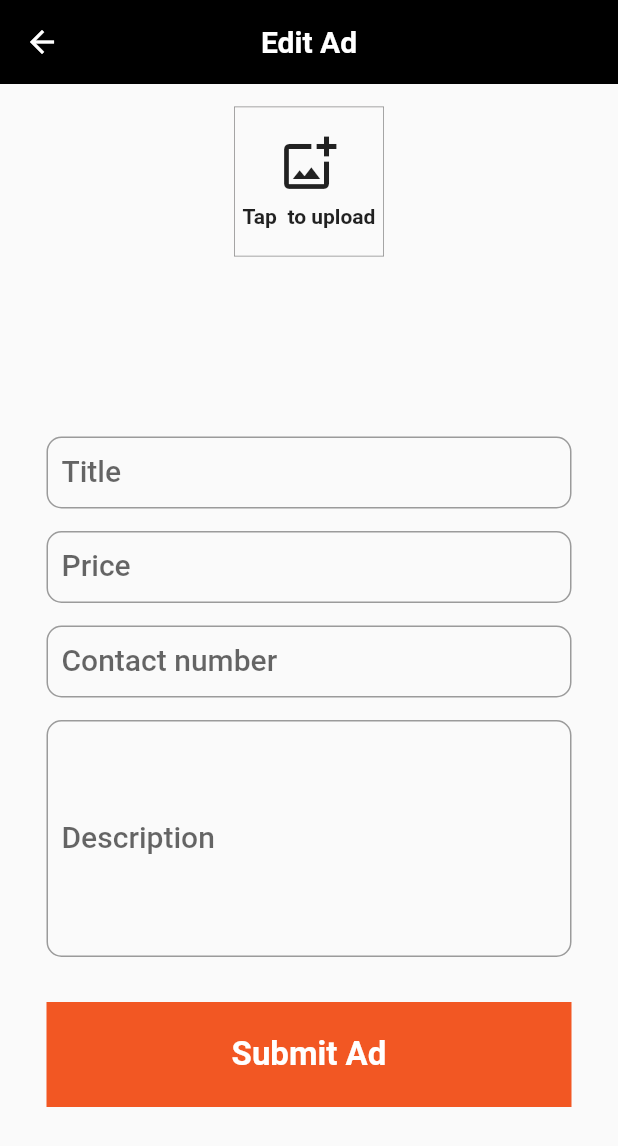
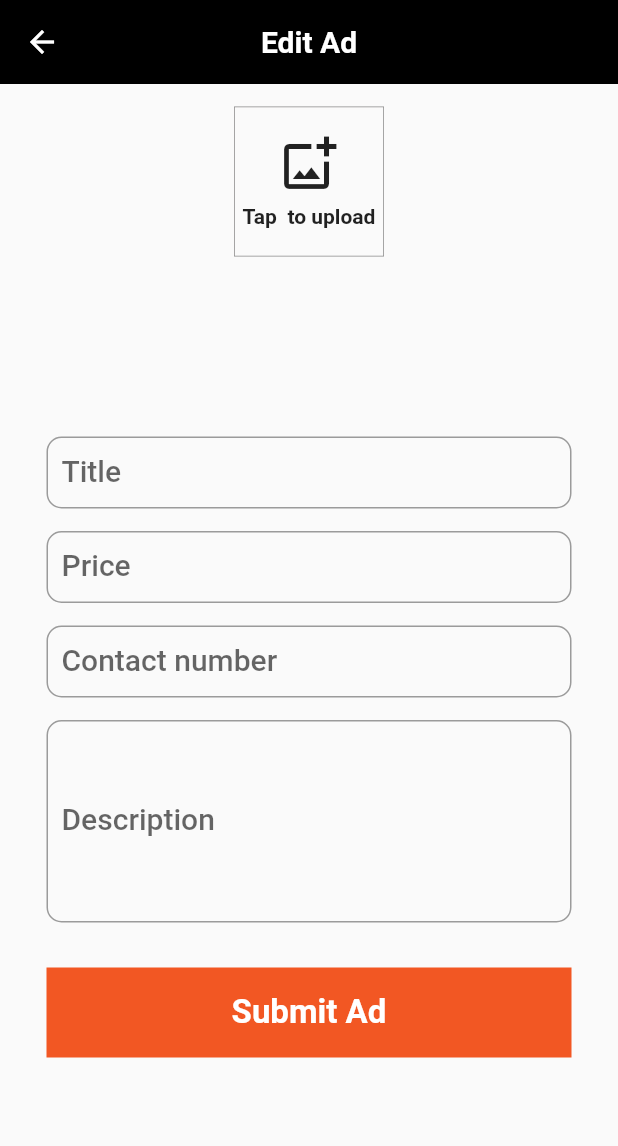
Before and after one commit to DanielBacab-Ksquare/classified_app_networking, a Flutter app: the CreateAdScreen screen opened by its route, after a tap on "Submit Ad", on a phone screen of 412 x 824 dp. Shown: the top 1146 px of the screen. Run offline on Flutter 3.47's test engine with Material 2 defaults, Android fonts, the phone set to English and light mode, and no system bars; our stand-ins replace carousel_slider, flutter_native_splash, flutter_secure_storage, google_fonts, image_picker; missing offline and left inert: dart:ffi; accounts and stored records are empty; network calls fail.

Commit message:
stable version 1.0

```diff
--- a/lib/custom_widgets/welcome_widget.dart
+++ b/lib/custom_widgets/welcome_widget.dart
@@ -6,7 +6,7 @@ class Welcome extends StatelessWidget {
   @override
   Widget build(BuildContext context) {
     return Container(
-        height: 350,
+        height: 330,
         width: double.infinity,
         color: Colors.yellow,
         child: Stack(
--- a/lib/screens/create_ad_screen.dart
+++ b/lib/screens/create_ad_screen.dart
@@ -16,6 +16,15 @@ class CreateAdScreen extends StatefulWidget {
 }
 
 class _MyWidgetState extends State<CreateAdScreen> {
+  int _isLoading = 0;
+
+  final List<Widget> _widgetOptions = <Widget>[
+    const Text(
+      '',
+    ),
+    const CircularProgressIndicator(),
+  ];
+
   List<String> localImages2 = [];
   String _imagePath = '';
   String _imageServerPath = '';
@@ -43,7 +52,7 @@ class _MyWidgetState extends State<CreateAdScreen> {
         _imageServerPath = respJson['data']['path'];
 
         localImages2.add(_imageServerPath);
-        print("esto hay: $localImages2");
+
       });
     }
 
@@ -193,7 +202,7 @@ class _MyWidgetState extends State<CreateAdScreen> {
                   //Description
                   TextField(
                     controller: _description,
-                    maxLines: 6,
+                    maxLines: 5,
                     style: const TextStyle(
                         fontSize: 20, fontWeight: FontWeight.w500),
                     decoration: const InputDecoration(
@@ -209,11 +218,14 @@ class _MyWidgetState extends State<CreateAdScreen> {
                   ),
                   //Submit Ad button
                   SizedBox(
-                    height: 70,
+                    height: 60,
                     width: double.infinity,
                     child: ElevatedButton(
                       onPressed: () {
                         //Here goes the update of the product
+                         setState(() {
+                      _isLoading = 1;
+                           });
 
                         Ad ad = Ad(
                             title: _title.text,
@@ -223,7 +235,17 @@ class _MyWidgetState extends State<CreateAdScreen> {
                             images: localImages2,
                             );
 
-                        PostService().createAd(context, ad);
+
+                                Future.delayed(const Duration(milliseconds: 500), () {
+                               PostService().createAd(context, ad);
+                                  setState(() {
+                                    setState(() {
+                                            _isLoading = 0;
+                                          });
+                        });
+                      });
+
+
                       },
                       style: ButtonStyle(
                         padding: MaterialStateProperty.all<EdgeInsets>(
@@ -240,6 +262,8 @@ class _MyWidgetState extends State<CreateAdScreen> {
                       ),
                     ),
                   ),
+                   const SizedBox(height: 15,),
+                  _widgetOptions.elementAt(_isLoading),
                 ],
               ),
             ),
--- a/lib/services/auth.dart
+++ b/lib/services/auth.dart
@@ -10,7 +10,7 @@ import 'package:flutter_secure_storage/flutter_secure_storage.dart';
 class AuthService {
   void register(context, UserModel user) async {
     var url = Uri.parse("${Constants().serverUrl}/auth/register");
-    print(url);
+
     var userObj = user.toJson();
     try {
       var resp = await http.post(url, body: jsonEncode(userObj), headers: {
@@ -21,11 +21,11 @@ class AuthService {
         AlertManager().displaySnackbar(context, respObj['message']);
       }
       if (respObj['status'] == true) {
-        AlertManager().displaySnackbar(context,'Successful registration');
+        AlertManager().displaySnackbar(context, 'Successful registration');
       }
 
       //print(resp.body);
-      Navigator.pushReplacementNamed(context, '/login');
+      Navigator.pushReplacementNamed(context, '/');
     } catch (e) {
       print(e);
     }
```
Also changed, not shown: lib/screens/edit_ad_screen.dart (+28 -4 lines), lib/screens/edit_profile_screen.dart (+26 -2 lines), lib/screens/login_screen.dart (+29 -2 lines), lib/screens/register_screen.dart (+25 -2 lines).
